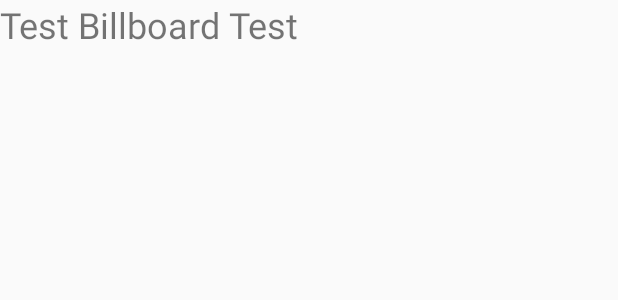
After one commit to speciial/TravelChest, an Android app: the layout default_billboard_view.xml on its own in the app's theme, with its tools: preview values and no code run, on a phone screen of 412 x 824 dp. The commit adds this screen. Shown: the top 300 px of the screen. Run offline under Robolectric (Android 15) with nearby library versions, the phone set to English and light mode, and no system bars.

Commit message:
Added dependencies for ARCore and implemented basic billboard placement

```diff
--- a/app/src/main/AndroidManifest.xml
+++ b/app/src/main/AndroidManifest.xml
@@ -1,6 +1,9 @@
 <?xml version="1.0" encoding="utf-8"?>
 <manifest xmlns:android="http://schemas.android.com/apk/res/android"
     package="com.speciial.travelchest">
+
+    <uses-permission android:name="android.permission.CAMERA" />
+    <uses-feature android:name="android.hardware.camera.ar" />
 
     <application
         android:allowBackup="true"
@@ -16,6 +19,7 @@
                 <category android:name="android.intent.category.LAUNCHER" />
             </intent-filter>
         </activity>
+        <meta-data android:name="com.google.ar.core" android:value="required" />
     </application>
 
 </manifest>
--- /dev/null
+++ b/app/src/main/res/layout/default_billboard_view.xml
@@ -0,0 +1,14 @@
+<?xml version="1.0" encoding="utf-8"?>
+<FrameLayout xmlns:android="http://schemas.android.com/apk/res/android"
+    android:id="@+id/default_billboard_view"
+    android:layout_width="wrap_content"
+    android:layout_height="wrap_content">
+
+    <TextView
+        android:id="@+id/tv_billboard_text"
+        android:text="@string/billboard_text"
+        android:textSize="24sp"
+        android:textAlignment="center"
+        android:layout_width="wrap_content"
+        android:layout_height="wrap_content"/>
+</FrameLayout>
--- a/app/src/main/res/values/strings.xml
+++ b/app/src/main/res/values/strings.xml
@@ -1,3 +1,5 @@
 <resources>
     <string name="app_name">TravelChest</string>
+
+    <string name="billboard_text">Test Billboard Test</string>
 </resources>
--- a/build.gradle
+++ b/build.gradle
@@ -10,6 +10,7 @@ buildscript {
     dependencies {
         classpath 'com.android.tools.build:gradle:3.5.0'
         classpath "org.jetbrains.kotlin:kotlin-gradle-plugin:$kotlin_version"
+        classpath 'com.google.ar.sceneform:plugin:1.12.0'
         // NOTE: Do not place your application dependencies here; they belong
         // in the individual module build.gradle files
     }
```
Also changed, not shown: app/build.gradle (+9 -1 lines), app/src/main/java/com/speciial/travelchest/MainActivity.kt (+24 -1 lines), app/src/main/java/com/speciial/travelchest/arview/ARBillboard.kt (added, +32 -0 lines), app/src/main/res/layout/activity_main.xml (+5 -9 lines).
